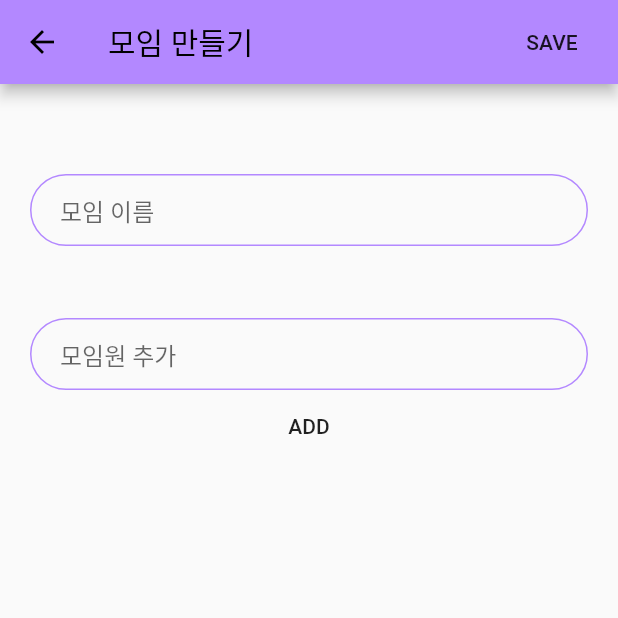
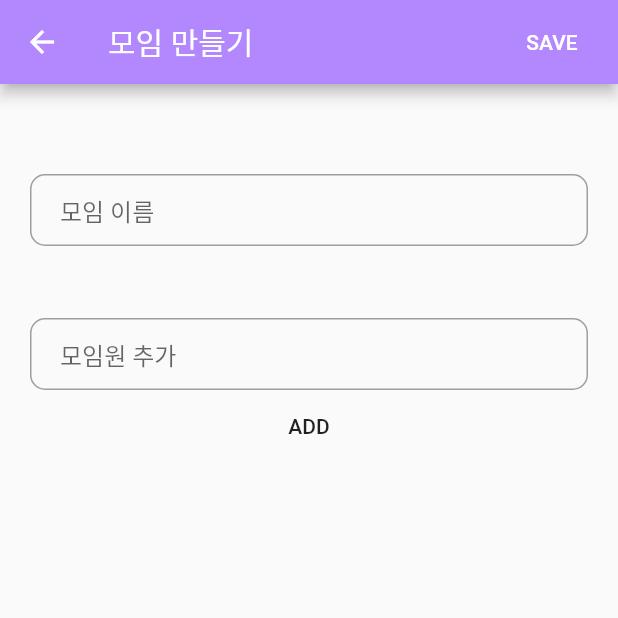
Before and after one commit to dsc-sookmyung/2021-SeNaJooNa-OurStory, a Flutter app: the AddGroupScreen screen opened directly, on a phone screen of 412 x 824 dp, the top half of it. Run offline on Flutter 3.47's test engine with Material 2 defaults, Android fonts, the phone set to English and light mode, and no system bars; our stand-ins replace cloud_firestore, firebase_auth, firebase_core, firebase_storage, google_sign_in; accounts and stored records are empty.

Commit message:
change group name & add or delete member

```diff
--- a/lib/screens/add_group_screen.dart
+++ b/lib/screens/add_group_screen.dart
@@ -9,30 +9,23 @@ class AddGroupScreen extends StatefulWidget {
   _AddGroupScreenState createState() => _AddGroupScreenState();
 }
 
+List<String> userList = [];
+
 class _AddGroupScreenState extends State<AddGroupScreen> {
   String groupName;
   String user;
-  List<String> userList = [];
   TextEditingController _nameController = TextEditingController();
   TextEditingController _userController = TextEditingController();
   @override
   Widget build(BuildContext context) {
     return Scaffold(
       appBar: AppBar(
-        iconTheme: IconThemeData(
-          color: Colors.black, //change your color here
-        ),
         backgroundColor: kPrimaryColor,
-        title: Text(
-          '모임 만들기',
-          style: TextStyle(
-            color: Colors.black,
-          ),
-        ),
+        title: Text('모임 만들기'),
         actions: [
           FlatButton(
+            textColor: Colors.white,
             onPressed: () {
-              if (groupName == null) return;
               //ff
               Provider.of<Group>(context, listen: false).addGroup(
                   name: groupName,
@@ -63,7 +56,27 @@ class _AddGroupScreenState extends State<AddGroupScreen> {
                 onChanged: (value) {
                   groupName = value;
                 },
-                decoration: kTextFieldDecoration.copyWith(hintText: '모임 이름'),
+                decoration: InputDecoration(
+                  hintText: '모임 이름',
+                  contentPadding: EdgeInsets.symmetric(
+                    vertical: 10.0,
+                    horizontal: 20.0,
+                  ),
+                  border: OutlineInputBorder(
+                    borderRadius: BorderRadius.all(
+                      Radius.circular(20.0),
+                    ),
+                  ),
+                  enabledBorder: OutlineInputBorder(
+                    borderSide: BorderSide(color: Colors.grey, width: 1.0),
+                    borderRadius: BorderRadius.all(Radius.circular(10.0)),
+                  ),
+                  focusedBorder: OutlineInputBorder(
+                    borderSide: BorderSide(
+                        color: Colors.deepPurpleAccent[100], width: 2.0),
+                    borderRadius: BorderRadius.all(Radius.circular(10.0)),
+                  ),
+                ),
               ),
               SizedBox(
                 height: 48.0,
@@ -73,13 +86,30 @@ class _AddGroupScreenState extends State<AddGroupScreen> {
                   user = value;
                 },
                 controller: _userController,
-                decoration: kTextFieldDecoration.copyWith(hintText: '모임원 추가'),
+                decoration: InputDecoration(
+                  hintText: '모임원 추가',
+                  contentPadding: EdgeInsets.symmetric(
+                    vertical: 10.0,
+                    horizontal: 20.0,
+                  ),
+                  border: OutlineInputBorder(
+                    borderRadius: BorderRadius.all(
+                      Radius.circular(20.0),
+                    ),
+                  ),
+                  enabledBorder: OutlineInputBorder(
+                    borderSide: BorderSide(color: Colors.grey, width: 1.0),
+                    borderRadius: BorderRadius.all(Radius.circular(10.0)),
+                  ),
+                  focusedBorder: OutlineInputBorder(
+                    borderSide: BorderSide(
+                        color: Colors.deepPurpleAccent[100], width: 2.0),
+                    borderRadius: BorderRadius.all(Radius.circular(10.0)),
+                  ),
+                ),
               ),
               FlatButton(
                 onPressed: () {
-                  if (user == null) {
-                    return;
-                  }
                   if (!userList.contains(user) &&
                       user !=
                           Provider.of<User>(context, listen: false)
@@ -96,7 +126,7 @@ class _AddGroupScreenState extends State<AddGroupScreen> {
               Expanded(
                 child: SizedBox(
                   height: 200.0,
-                  child: userListWidget(),
+                  child: DeleteChips(),
                 ),
               )
             ],
@@ -105,35 +135,32 @@ class _AddGroupScreenState extends State<AddGroupScreen> {
       ),
     );
   }
+}
 
-  Widget userListWidget() {
+class DeleteChips extends StatefulWidget {
+  @override
+  UsersList createState() => UsersList();
+}
+
+class UsersList extends State<DeleteChips> {
+  @override
+  Widget build(BuildContext context) {
     return ListView.builder(
       itemBuilder: (context, index) {
-        return userChip(
+        return buildChip(
+          index: index,
           userTitle: userList[index],
-            onDeleted: () {
-              setState(() {
-                userList.remove(userList[index]);
-              });
-            });
+        );
       },
       itemCount: userList.length,
     );
   }
-}
 
-class userChip extends StatelessWidget {
-  String userTitle;
-  Function onDeleted;
-  userChip({userTitle, onDeleted}) {
-    this.userTitle = userTitle;
-    this.onDeleted = onDeleted;
-  }
-  Widget build(BuildContext context) {
+  Widget buildChip({int index, String userTitle}) {
     return Chip(
         label: Text(
           userTitle,
-        style: TextStyle(color: Colors.white),
+          style: TextStyle(color: Colors.black),
         ),
         avatar: CircleAvatar(
           child: Text(
@@ -142,8 +169,11 @@ class userChip extends StatelessWidget {
           backgroundColor: Colors.white,
         ),
         padding: EdgeInsets.all(5),
-      backgroundColor: kPDarkColor,
-      onDeleted: onDeleted,
-    );
+        backgroundColor: Colors.deepPurpleAccent[100],
+        onDeleted: () {
+          setState(() {
+            userList.remove(userTitle);
+          });
+        });
   }
 }
```
Also changed, not shown: lib/models/Group.dart (+24 -4 lines), lib/screens/change_group_screen.dart (added, +161 -0 lines), lib/screens/group_screen.dart (+12 -62 lines). Lines whose indentation alone changed are shown as unchanged.
